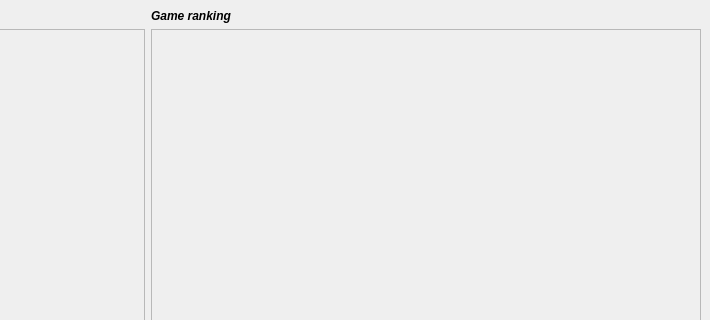
The window that scrollbar_v2.ui (francidellungo/Minigrid_HCI-project) describes before a commit, drawn with Qt 5; both pictures show x 415 to 1125 and y 0 to 320 of the 1125 by 660 pixel window.
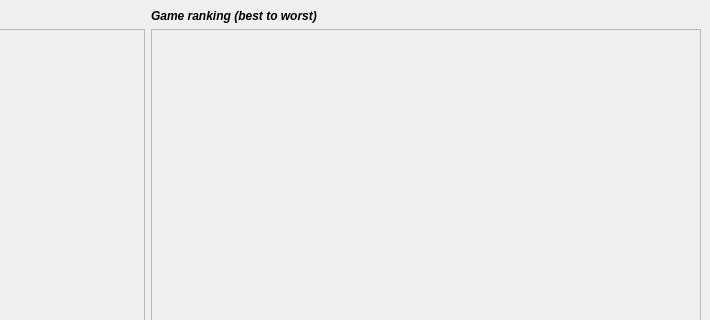
The same window after the commit.

```diff
--- a/scrollbar_v2.ui
+++ b/scrollbar_v2.ui
@@ -126,7 +126,7 @@
          </font>
         </property>
         <property name="text">
-         <string>Game ranking</string>
+         <string>Game ranking (best to worst)</string>
         </property>
        </widget>
       </item>
```
